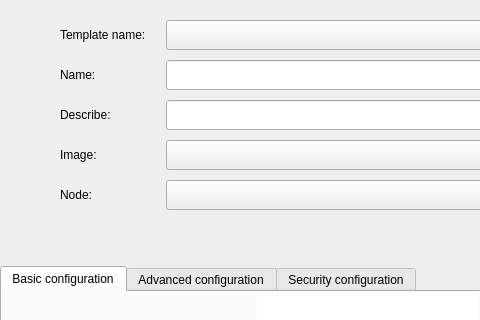
Above: src/pages/container/container-setting.ui from openeuler-mirror/ks-scmc-gui before the change; both pictures show x 0 to 480 and y 0 to 320 of the 737 by 615 pixel window. Below: the same form after it.
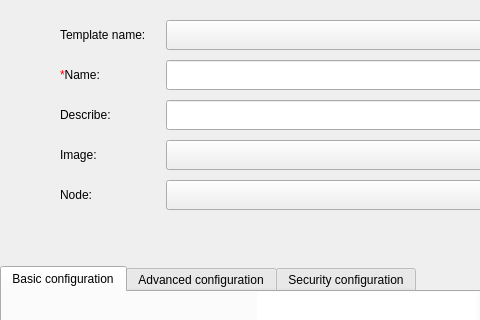
That is the form after the change. Custom widgets are drawn as their Qt base class.

Commit message: fix（pages）：modify name - 统一输入框必填标识

What changed in the file:
```diff
--- a/src/pages/container/container-setting.ui
+++ b/src/pages/container/container-setting.ui
@@ -91,7 +91,7 @@
          <item row="1" column="0">
           <widget class="QLabel" name="label">
            <property name="text">
-            <string>Name:</string>
+            <string>&lt;font color=red&gt;*&lt;/font&gt;Name:</string>
            </property>
           </widget>
          </item>
```
